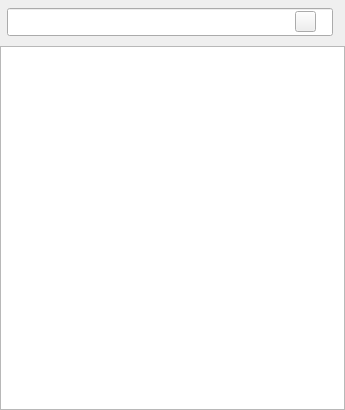
Before: the Qt Designer form main/src/userlisttabpage.ui in Xershoo/BM-Client, drawn with Qt 5.
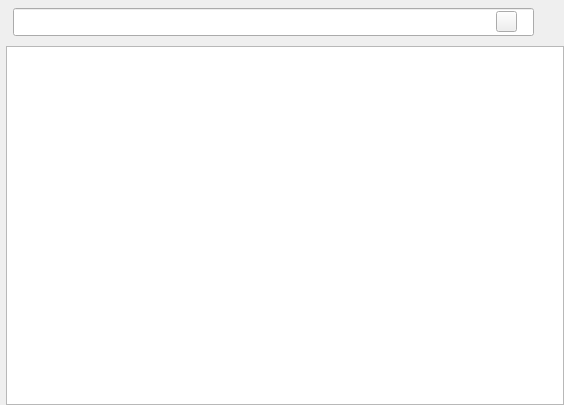
After: the same form once the commit is applied. Custom widgets are drawn as their Qt base class.

```diff
--- a/main/src/userlisttabpage.ui
+++ b/main/src/userlisttabpage.ui
@@ -6,8 +6,8 @@
    <rect>
     <x>0</x>
     <y>0</y>
-    <width>341</width>
-    <height>410</height>
+    <width>564</width>
+    <height>405</height>
    </rect>
   </property>
   <property name="windowTitle">
@@ -36,7 +36,7 @@
        <number>0</number>
       </property>
       <property name="leftMargin">
-       <number>0</number>
+       <number>6</number>
       </property>
       <property name="topMargin">
        <number>0</number>
@@ -57,13 +57,13 @@
         </property>
         <property name="minimumSize">
          <size>
-          <width>341</width>
+          <width>556</width>
           <height>46</height>
          </size>
         </property>
         <property name="maximumSize">
          <size>
-          <width>341</width>
+          <width>556</width>
           <height>46</height>
          </size>
         </property>
@@ -72,7 +72,7 @@
           <rect>
            <x>7</x>
            <y>8</y>
-           <width>326</width>
+           <width>521</width>
            <height>28</height>
           </rect>
          </property>
@@ -80,7 +80,7 @@
         <widget class="QPushButton" name="pushButton_searchUser">
          <property name="geometry">
           <rect>
-           <x>295</x>
+           <x>490</x>
            <y>11</y>
            <width>21</width>
            <height>21</height>
@@ -107,7 +107,7 @@
           <rect>
            <x>12</x>
            <y>10</y>
-           <width>211</width>
+           <width>431</width>
            <height>21</height>
           </rect>
          </property>
@@ -127,13 +127,13 @@
         </property>
         <property name="minimumSize">
          <size>
-          <width>345</width>
+          <width>558</width>
           <height>0</height>
          </size>
         </property>
         <property name="maximumSize">
          <size>
-          <width>345</width>
+          <width>558</width>
           <height>16777215</height>
          </size>
         </property>
```
